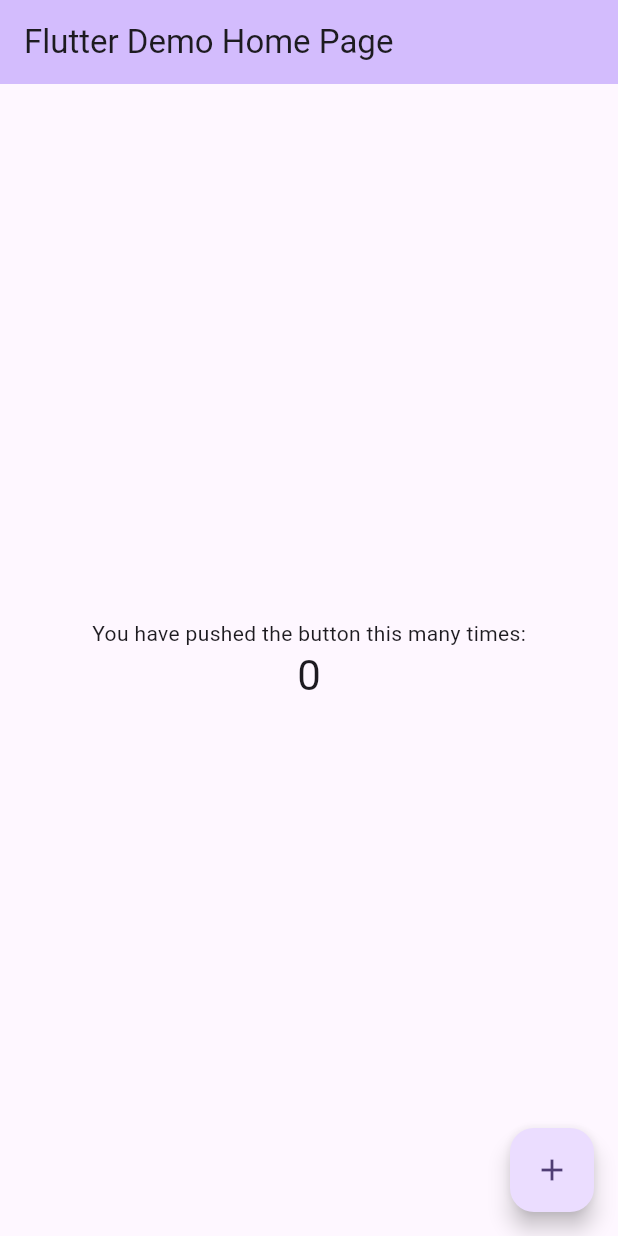
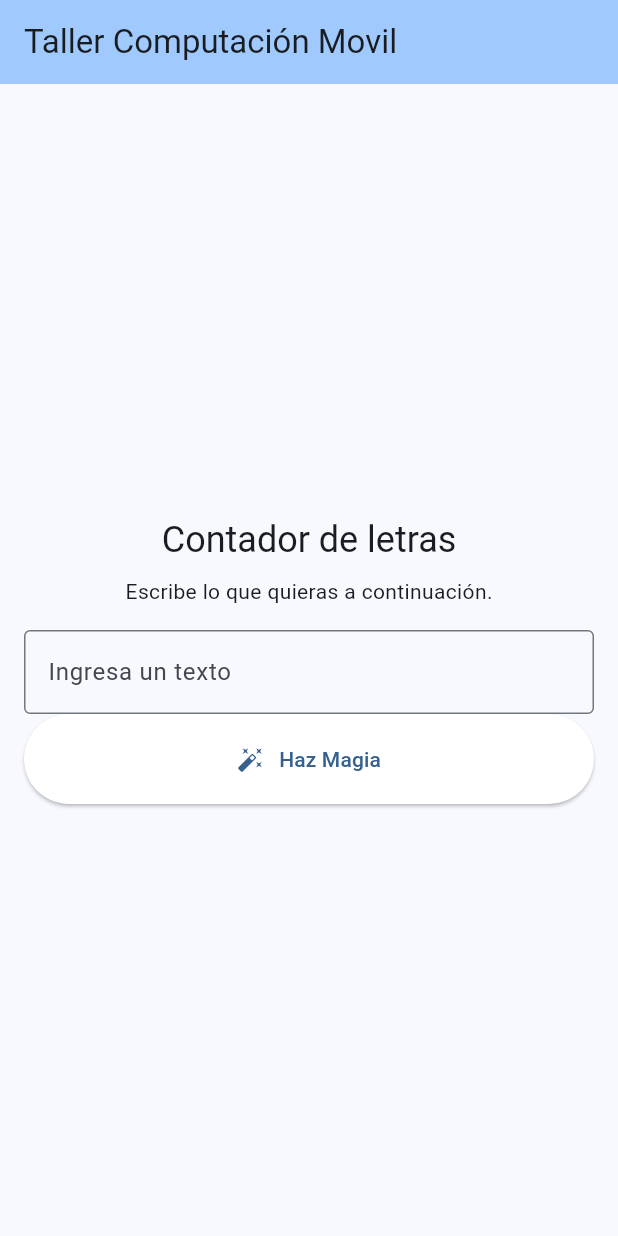
Before and after one commit to XhrdTLS/EFE68500-TextManage, a Flutter app: the screen it shows after launch, on a phone screen of 412 x 824 dp. Run offline on Flutter 3.47's test engine with Material 3 defaults, Android fonts, the phone set to English and light mode, and no system bars.

Commit message:
feat/Screen Haz Magia

```diff
--- a/text_manage/lib/main.dart
+++ b/text_manage/lib/main.dart
@@ -11,115 +11,80 @@ class MyApp extends StatelessWidget {
   @override
   Widget build(BuildContext context) {
     return MaterialApp(
-      title: 'Flutter Demo',
+      title: 'Taller Computación Movil',
       theme: ThemeData(
-        // This is the theme of your application.
-        //
-        // TRY THIS: Try running your application with "flutter run". You'll see
-        // the application has a purple toolbar. Then, without quitting the app,
-        // try changing the seedColor in the colorScheme below to Colors.green
-        // and then invoke "hot reload" (save your changes or press the "hot
-        // reload" button in a Flutter-supported IDE, or press "r" if you used
-        // the command line to start the app).
-        //
-        // Notice that the counter didn't reset back to zero; the application
-        // state is not lost during the reload. To reset the state, use hot
-        // restart instead.
-        //
-        // This works for code too, not just values: Most code changes can be
-        // tested with just a hot reload.
-        colorScheme: ColorScheme.fromSeed(seedColor: Colors.deepPurple),
+        colorScheme: ColorScheme.fromSeed(seedColor: Colors.blue),
         useMaterial3: true,
       ),
-      home: const MyHomePage(title: 'Flutter Demo Home Page'),
+      home: const TextManagePage(title: 'Taller Computación Movil'),
     );
   }
 }
 
-class MyHomePage extends StatefulWidget {
-  const MyHomePage({super.key, required this.title});
-
-  // This widget is the home page of your application. It is stateful, meaning
-  // that it has a State object (defined below) that contains fields that affect
-  // how it looks.
-
-  // This class is the configuration for the state. It holds the values (in this
-  // case the title) provided by the parent (in this case the App widget) and
-  // used by the build method of the State. Fields in a Widget subclass are
-  // always marked "final".
+class TextManagePage extends StatefulWidget {
+  const TextManagePage({super.key, required this.title});
 
   final String title;
 
   @override
-  State<MyHomePage> createState() => _MyHomePageState();
+  State<TextManagePage> createState() => _TextManagePageState();
 }
 
-class _MyHomePageState extends State<MyHomePage> {
-  int _counter = 0;
-
-  void _incrementCounter() {
-    setState(() {
-      // This call to setState tells the Flutter framework that something has
-      // changed in this State, which causes it to rerun the build method below
-      // so that the display can reflect the updated values. If we changed
-      // _counter without calling setState(), then the build method would not be
-      // called again, and so nothing would appear to happen.
-      _counter++;
-    });
-  }
+class _TextManagePageState extends State<TextManagePage> {
+  final TextEditingController _controller = TextEditingController();
 
   @override
   Widget build(BuildContext context) {
-    // This method is rerun every time setState is called, for instance as done
-    // by the _incrementCounter method above.
-    //
-    // The Flutter framework has been optimized to make rerunning build methods
-    // fast, so that you can just rebuild anything that needs updating rather
-    // than having to individually change instances of widgets.
     return Scaffold(
       appBar: AppBar(
-        // TRY THIS: Try changing the color here to a specific color (to
-        // Colors.amber, perhaps?) and trigger a hot reload to see the AppBar
-        // change color while the other colors stay the same.
         backgroundColor: Theme.of(context).colorScheme.inversePrimary,
-        // Here we take the value from the MyHomePage object that was created by
-        // the App.build method, and use it to set our appbar title.
         title: Text(widget.title),
       ),
       body: Center(
-        // Center is a layout widget. It takes a single child and positions it
-        // in the middle of the parent.
+        child: Padding(
+          padding: const EdgeInsets.symmetric(horizontal: 16.0),
           child: Column(
-          // Column is also a layout widget. It takes a list of children and
-          // arranges them vertically. By default, it sizes itself to fit its
-          // children horizontally, and tries to be as tall as its parent.
-          //
-          // Column has various properties to control how it sizes itself and
-          // how it positions its children. Here we use mainAxisAlignment to
-          // center the children vertically; the main axis here is the vertical
-          // axis because Columns are vertical (the cross axis would be
-          // horizontal).
-          //
-          // TRY THIS: Invoke "debug painting" (choose the "Toggle Debug Paint"
-          // action in the IDE, or press "p" in the console), to see the
-          // wireframe for each widget.
             mainAxisAlignment: MainAxisAlignment.center,
             children: <Widget>[
-            const Text(
-              'You have pushed the button this many times:',
+              Text(
+                'Contador de letras',
+                style: Theme.of(context).textTheme.headlineSmall,
               ),
+              const SizedBox(height: 8),
               Text(
-              '$_counter',
-              style: Theme.of(context).textTheme.headlineMedium,
+                'Escribe lo que quieras a continuación.',
+                style: Theme.of(context).textTheme.bodyMedium,
+              ),
+              const SizedBox(height: 16),
+              TextField(
+                controller: _controller,
+                decoration: const InputDecoration(
+                  border: OutlineInputBorder(),
+                  labelText: 'Ingresa un texto',
+                ),
+              ),
+              ElevatedButton(
+                style: ElevatedButton.styleFrom(
+                  backgroundColor: Colors.white,
+                  padding: const EdgeInsets.all(20),
+                ),
+                onPressed: () {
+                  // Espacio Trabajar con el texto ingresado
+                  print('Texto ingresado: ${_controller.text}');
+                },
+                child: const Row(
+                  mainAxisAlignment: MainAxisAlignment.center,
+                  children:  [
+                    Icon(Icons.auto_fix_high),
+                    SizedBox(width: 10),
+                    Text('Haz Magia'),
+                  ],
+                ),
               ),
             ],
           ),
         ),
-      floatingActionButton: FloatingActionButton(
-        onPressed: _incrementCounter,
-        tooltip: 'Increment',
-        child: const Icon(Icons.add),
-      ), // This trailing comma makes auto-formatting nicer for build methods.
+      ),
     );
   }
 }
```
Lines whose indentation alone changed are shown as unchanged.
